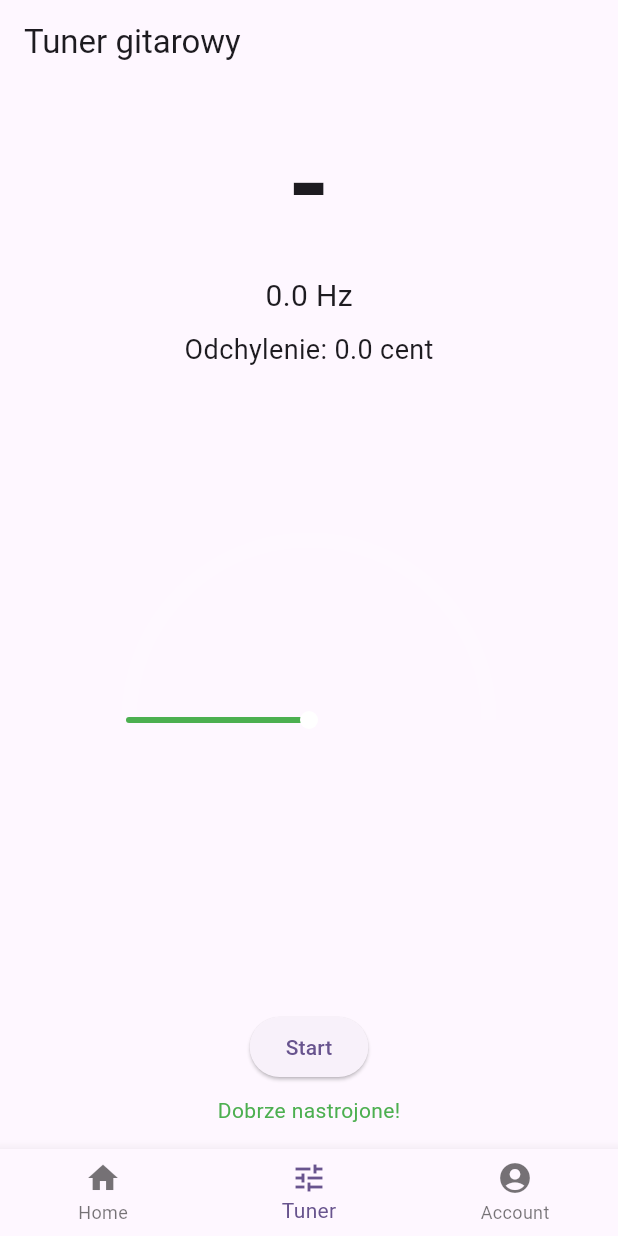
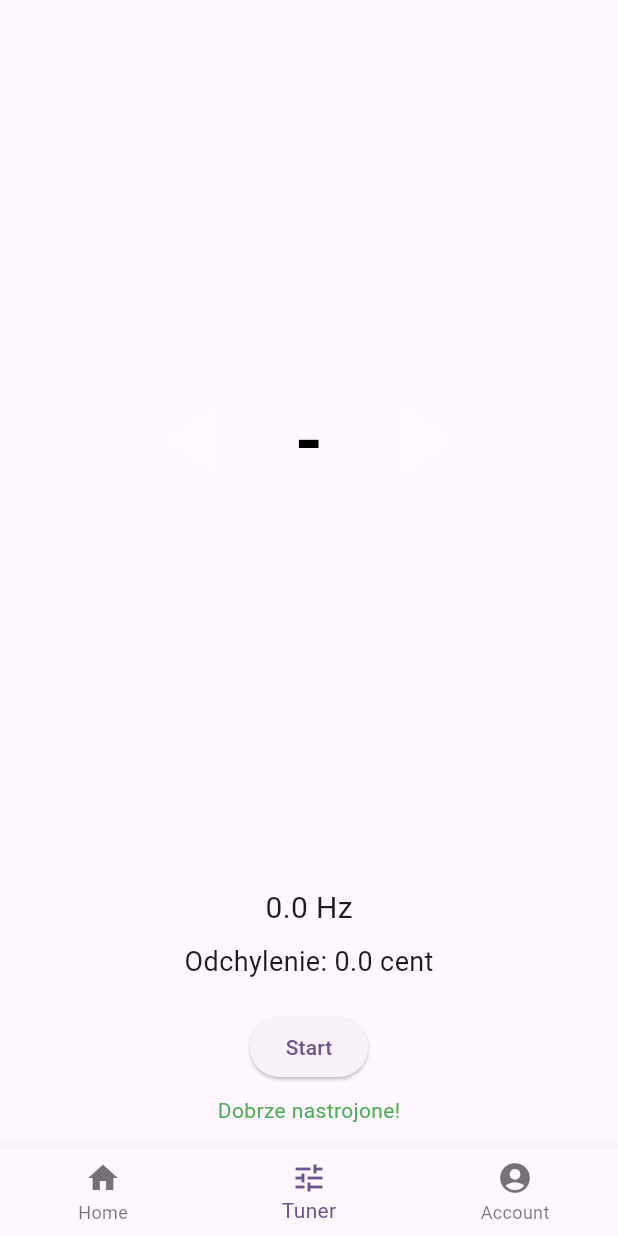
Before and after one commit to 9ShadowWolf9/freatboard_memorizer, a Flutter app: the screen it shows after launch, item 2 of the bottom bar chosen, after a tap on "Start", on a phone screen of 412 x 824 dp. Run offline on Flutter 3.47's test engine with Material 3 defaults, Android fonts, the light colour scheme and no system bars; our stand-ins replace permission_handler; missing offline and left inert: flutter_audio_capture.

Commit message:
Refactored code, changed tuner looks

```diff
--- /dev/null
+++ b/lib/components/pitch_indicator.dart
@@ -0,0 +1,63 @@
+import 'dart:math';
+import 'package:flutter/material.dart';
+
+class PitchIndicatorPainter extends CustomPainter {
+  final double cents;
+  final String note;
+  PitchIndicatorPainter(this.cents, this.note);
+
+  @override
+  void paint(Canvas canvas, Size size) {
+    final center = Offset(size.width / 2, size.height / 2);
+    final radius = min(size.width / 2 - 16, size.height / 2 - 16);
+
+    // Note text
+    final textPainter = TextPainter(
+      text: TextSpan(
+        text: note,
+        style: const TextStyle(
+          fontSize: 48,
+          fontWeight: FontWeight.bold,
+          color: Colors.black,
+        ),
+      ),
+      textDirection: TextDirection.ltr,
+    );
+    textPainter.layout();
+    textPainter.paint(
+      canvas,
+      Offset(center.dx - textPainter.width / 2, center.dy - textPainter.height / 2),
+    );
+
+    // Arrows
+    final arrowPaint = Paint()
+      ..style = PaintingStyle.fill
+      ..color = (cents.abs() < 7) ? Colors.green : Colors.red;
+
+    const arrowSize = 20.0;
+
+    // Left arrow
+    canvas.drawPath(
+      Path()
+        ..moveTo(center.dx - radius - 10, center.dy)
+        ..lineTo(center.dx - radius + arrowSize, center.dy - arrowSize)
+        ..lineTo(center.dx - radius + arrowSize, center.dy + arrowSize)
+        ..close(),
+      arrowPaint..color = (cents < -7) ? Colors.red : Colors.white24,
+    );
+
+    // Right arrow
+    canvas.drawPath(
+      Path()
+        ..moveTo(center.dx + radius + 10, center.dy)
+        ..lineTo(center.dx + radius - arrowSize, center.dy - arrowSize)
+        ..lineTo(center.dx + radius - arrowSize, center.dy + arrowSize)
+        ..close(),
+      arrowPaint..color = (cents > 7) ? Colors.red : Colors.white24,
+    );
+  }
+
+  @override
+  bool shouldRepaint(covariant PitchIndicatorPainter old) =>
+      old.cents != cents || old.note != note;
+}
--- /dev/null
+++ b/lib/models/note_recognition.dart
@@ -0,0 +1,66 @@
+import 'dart:math';
+import 'dart:typed_data';
+
+class NoteRecognition {
+  final int sampleRate;
+
+  NoteRecognition({this.sampleRate = 44100});
+
+  /// Detect pitch using autocorrelation
+  double detectPitch(Float32List buffer) {
+    final int size = buffer.length;
+    final List<double> x = List<double>.filled(size, 0.0);
+
+    // Apply Hann window
+    for (int i = 0; i < size; i++) {
+      final window = 0.5 * (1 - cos(2 * pi * i / (size - 1)));
+      x[i] = buffer[i] * window;
+    }
+
+    final int maxLag = (sampleRate / 82).floor(); // ~E2
+    final int minLag = (sampleRate / 1000).floor(); // ~1kHz
+    final List<double> ac = List<double>.filled(maxLag - minLag + 1, 0.0);
+
+    for (int lag = minLag; lag <= maxLag; lag++) {
+      double sum = 0.0;
+      for (int i = 0; i < size - lag; i++) {
+        sum += x[i] * x[i + lag];
+      }
+      ac[lag - minLag] = sum;
+    }
+
+    int bestLagIndex = 0;
+    double bestVal = -double.infinity;
+    for (int i = 0; i < ac.length; i++) {
+      if (ac[i] > bestVal) {
+        bestVal = ac[i];
+        bestLagIndex = i;
+      }
+    }
+
+    final int lag = bestLagIndex + minLag;
+    if (bestVal <= 0) return 0.0;
+
+    final double frequency = sampleRate / lag;
+    if (frequency.isFinite && frequency > 30 && frequency < 5000) {
+      return frequency;
+    }
+    return 0.0;
+  }
+
+  /// Convert frequency to musical note
+  Map<String, Object> freqToNote(double freq) {
+    if (freq <= 0) return {'name': '-', 'cents': 0.0};
+
+    final double noteNumber = 12 * (log(freq / 440.0) / ln2) + 69;
+    final int rounded = noteNumber.round();
+    final double cents = (noteNumber - rounded) * 100.0;
+
+    const names = ['C', 'C#', 'D', 'D#', 'E', 'F', 'F#', 'G', 'G#', 'A', 'A#', 'B'];
+    final int nameIndex = (rounded % 12 + 12) % 12;
+    final int octave = (rounded ~/ 12) - 1;
+    final String name = '${names[nameIndex]}$octave';
+
+    return {'name': name, 'cents': cents};
+  }
+}
--- a/lib/screens/tuner_page.dart
+++ b/lib/screens/tuner_page.dart
@@ -1,10 +1,10 @@
-// lib/screens/tuner_page.dart
 import 'dart:async';
-import 'dart:math';
 import 'dart:typed_data';
 import 'package:flutter/material.dart';
 import 'package:flutter_audio_capture/flutter_audio_capture.dart';
 import 'package:permission_handler/permission_handler.dart';
+import '../models/note_recognition.dart';
+import '../components/pitch_indicator.dart';
 
 class TunerPage extends StatefulWidget {
   const TunerPage({super.key});
@@ -15,8 +15,9 @@ class TunerPage extends StatefulWidget {
 
 class _TunerPageState extends State<TunerPage> {
   final FlutterAudioCapture _audioCapture = FlutterAudioCapture();
+  final NoteRecognition _noteRecognition = NoteRecognition();
+
   bool _listening = false;
-
   double _freq = 0.0;
   String _note = '-';
   double _cents = 0.0;
@@ -49,10 +50,14 @@ class _TunerPageState extends State<TunerPage> {
 
     await _audioCapture.start(
           (Float32List floatData) {
+        // Ignore quiet signals
+        final amplitude = floatData.map((e) => e.abs()).reduce((a, b) => a > b ? a : b);
+        if (amplitude < 0.05) return;
+
         if (floatData.length >= 2048) {
-          final f = detectPitchAutocorrelation(floatData, sampleRate);
+          final f = _noteRecognition.detectPitch(floatData);
           if (f > 0) {
-            final mapping = freqToNote(f);
+            final mapping = _noteRecognition.freqToNote(f);
             setState(() {
               _freq = f;
               _note = mapping['name'] as String;
@@ -61,16 +66,12 @@ class _TunerPageState extends State<TunerPage> {
           }
         }
       },
-          (Object e, StackTrace s) {
-        debugPrint("Audio error: $e");
-      },
+          (Object e, StackTrace s) => debugPrint("Audio error: $e"),
       sampleRate: sampleRate,
       bufferSize: bufferSize,
     );
 
-    setState(() {
-      _listening = true;
-    });
+    setState(() => _listening = true);
   }
 
   Future<void> _stop() async {
@@ -84,89 +85,26 @@ class _TunerPageState extends State<TunerPage> {
     });
   }
 
-  double detectPitchAutocorrelation(Float32List buffer, int sampleRate) {
-    final int size = buffer.length;
-    final List<double> x = List<double>.filled(size, 0.0);
-    for (int i = 0; i < size; i++) {
-      final window = 0.5 * (1 - cos(2 * pi * i / (size - 1))); // Hann window
-      x[i] = buffer[i] * window;
-    }
-
-    final int maxLag = (sampleRate / 82).floor(); // ~E2
-    final int minLag = (sampleRate / 1000).floor(); // ~1kHz
-    final List<double> ac = List<double>.filled(maxLag - minLag + 1, 0.0);
-
-    for (int lag = minLag; lag <= maxLag; lag++) {
-      double sum = 0.0;
-      for (int i = 0; i < size - lag; i++) {
-        sum += x[i] * x[i + lag];
-      }
-      ac[lag - minLag] = sum;
-    }
-
-    int bestLagIndex = 0;
-    double bestVal = -double.infinity;
-    for (int i = 0; i < ac.length; i++) {
-      if (ac[i] > bestVal) {
-        bestVal = ac[i];
-        bestLagIndex = i;
-      }
-    }
-
-    final int lag = bestLagIndex + minLag;
-    if (bestVal <= 0) return 0.0;
-
-    final double frequency = sampleRate / lag;
-    if (frequency.isFinite && frequency > 30 && frequency < 5000) {
-      return frequency;
-    } else {
-      return 0.0;
-    }
-  }
-
-  Map<String, Object> freqToNote(double freq) {
-    if (freq <= 0) return {'name': '-', 'cents': 0.0};
-    final double noteNumber = 12 * (log(freq / 440.0) / ln2) + 69;
-    final int rounded = noteNumber.round();
-    final double cents = (noteNumber - rounded) * 100.0;
-
-    const names = ['C', 'C#', 'D', 'D#', 'E', 'F', 'F#', 'G', 'G#', 'A', 'A#', 'B'];
-    final int nameIndex = (rounded % 12 + 12) % 12;
-    final int octave = (rounded ~/ 12) - 1;
-    final String name = '${names[nameIndex]}$octave';
-
-    return {'name': name, 'cents': cents};
-  }
-
   @override
   Widget build(BuildContext context) {
     final bool inTune = _cents.abs() < 7;
     return Scaffold(
-      appBar: AppBar(
-        title: const Text('Tuner gitarowy'),
-      ),
       body: Padding(
         padding: const EdgeInsets.all(16.0),
         child: Column(
           children: [
-            Text(
-              _note,
-              style: const TextStyle(fontSize: 72, fontWeight: FontWeight.bold),
-            ),
-            const SizedBox(height: 8),
-            Text('${_freq.toStringAsFixed(1)} Hz', style: const TextStyle(fontSize: 20)),
-            const SizedBox(height: 8),
-            Text('Odchylenie: ${_cents.toStringAsFixed(1)} cent',
-                style: const TextStyle(fontSize: 18)),
-            const SizedBox(height: 20),
             Expanded(
               child: Center(
                 child: CustomPaint(
-                  size: const Size(300, 120),
-                  painter: NeedlePainter(_cents),
+                  size: const Size(200, 200),
+                  painter: PitchIndicatorPainter(_cents, _note),
                 ),
               ),
             ),
+            const SizedBox(height: 20),
+            Text('${_freq.toStringAsFixed(1)} Hz', style: const TextStyle(fontSize: 20)),
+            const SizedBox(height: 8),
+            Text('Odchylenie: ${_cents.toStringAsFixed(1)} cent', style: const TextStyle(fontSize: 18)),
             const SizedBox(height: 20),
             ElevatedButton(
               onPressed: _listening ? _stop : _start,
@@ -183,36 +121,3 @@ class _TunerPageState extends State<TunerPage> {
     );
   }
 }
-
-class NeedlePainter extends CustomPainter {
-  final double cents;
-  NeedlePainter(this.cents);
-
-  @override
-  void paint(Canvas canvas, Size size) {
-    final center = Offset(size.width / 2, size.height / 2 + 20);
-    final radius = min(size.width / 2 - 16, size.height);
-    final paintArc = Paint()
-      ..style = PaintingStyle.stroke
-      ..strokeWidth = 10;
-
-    paintArc.color = Colors.white12;
-    canvas.drawArc(Rect.fromCircle(center: center, radius: radius), pi, pi, false, paintArc);
-
-    final double maxAngle = pi / 2;
-    final double angle = (cents / 50).clamp(-1.0, 1.0) * maxAngle;
-    final needlePaint = Paint()
-      ..strokeWidth = 4
-      ..strokeCap = StrokeCap.round
-      ..color = (cents.abs() < 7) ? Colors.green : Colors.red;
-
-    final needle = Offset(center.dx + radius * cos(pi + angle), center.dy + radius * sin(pi + angle));
-    canvas.drawLine(center, needle, needlePaint);
-
-    final centerPaint = Paint()..color = Colors.white;
-    canvas.drawCircle(center, 6, centerPaint);
-  }
-
-  @override
-  bool shouldRepaint(covariant NeedlePainter old) => old.cents != cents;
-}
```
